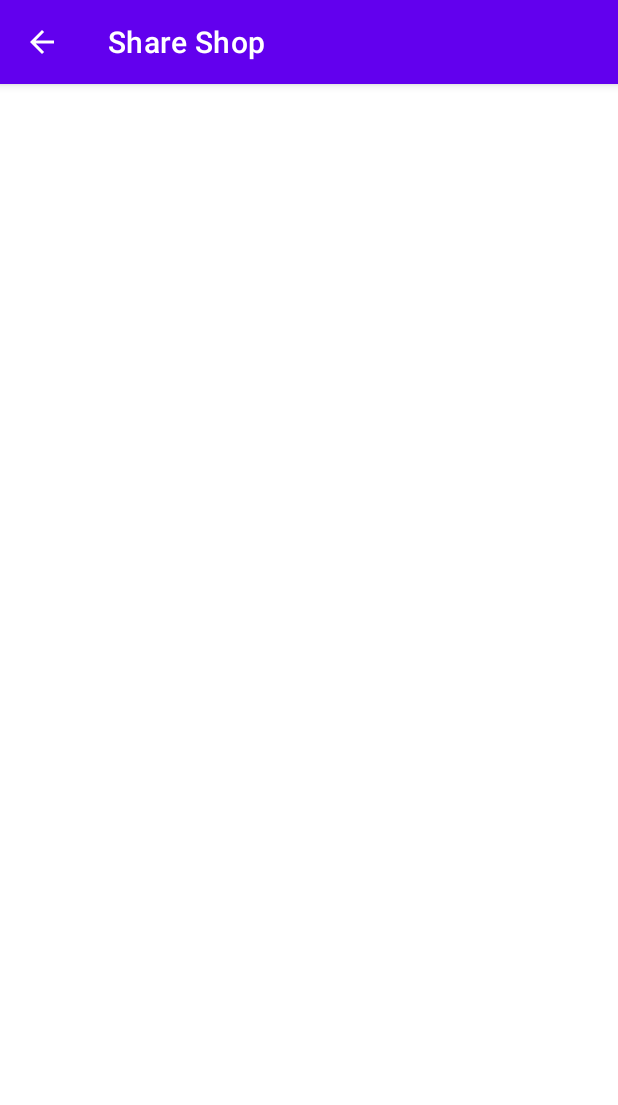
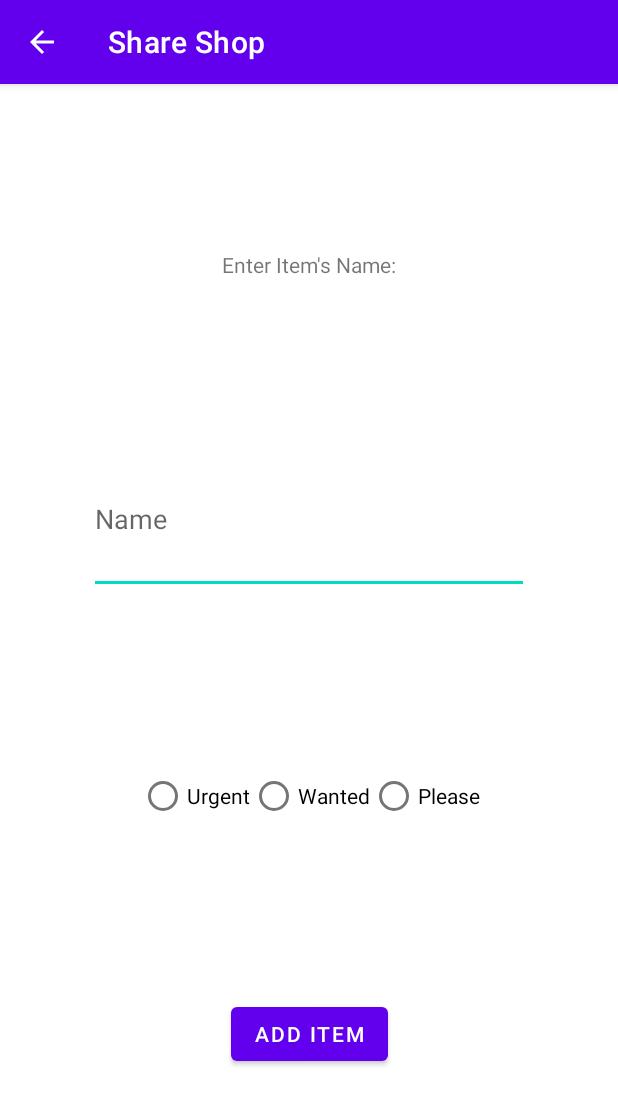
Before and after one commit to zali1205/share-shop-app, an Android app: the MainMenu screen opened directly, with no data from a screen before it, after a tap on "ADD NEW ITEM", on a phone screen of 412 x 824 dp. Shown: the top 1105 px of the screen. Run offline under Robolectric (Android 15) with nearby library versions, the phone set to English and light mode, and no system bars; our stand-ins replace Firebase (no records; nobody signed in at launch, a user with empty details on screens opened directly); libraries missing offline, so code that uses them is left out: com.firebase.ui.

Commit message:
Added email string to Main Menu's Welcome TextView Edited Item POJO - added new constructor for when an unpurchased item is being added Implemented AddNewItemActivity functionality

```diff
--- a/app/src/main/java/edu/uga/cs/shareshop/AddNewItemActivity.java
+++ b/app/src/main/java/edu/uga/cs/shareshop/AddNewItemActivity.java
@@ -1,14 +1,69 @@
 package edu.uga.cs.shareshop;
 
+import androidx.annotation.NonNull;
 import androidx.appcompat.app.AppCompatActivity;
 
 import android.os.Bundle;
+import android.view.View;
+import android.widget.Button;
+import android.widget.EditText;
+import android.widget.RadioButton;
+import android.widget.RadioGroup;
+import android.widget.Toast;
+
+import com.google.android.gms.tasks.OnFailureListener;
+import com.google.android.gms.tasks.OnSuccessListener;
+import com.google.firebase.FirebaseApiNotAvailableException;
+import com.google.firebase.database.DatabaseReference;
+import com.google.firebase.database.FirebaseDatabase;
 
 public class AddNewItemActivity extends AppCompatActivity {
+
+
+    private EditText editTextName;
+    private RadioGroup priorityRadioGroup;
+    private Button addButton;
 
     @Override
     protected void onCreate(Bundle savedInstanceState) {
         super.onCreate(savedInstanceState);
         setContentView(R.layout.activity_add_new_item);
+        editTextName = findViewById(R.id.editTextName);
+        addButton = findViewById(R.id.addButton);
+        priorityRadioGroup = findViewById(R.id.radioGroup);
+        addButton.setOnClickListener(new AddButtonClickListener());
+    }
+
+    private class AddButtonClickListener implements View.OnClickListener {
+        @Override
+        public void onClick(View v) {
+            if (editTextName.getText().equals("") || priorityRadioGroup.getCheckedRadioButtonId() == -1) {
+                Toast.makeText(getApplicationContext(), "Please make sure a name is entered and a priority level is checked.", Toast.LENGTH_SHORT).show();
+                return;
+            } else {
+                String name = editTextName.getText().toString();
+                int selectedId = priorityRadioGroup.getCheckedRadioButtonId();
+                RadioButton radioButton = findViewById(selectedId);
+                String priority = radioButton.getText().toString();
+                final Item item = new Item(name, priority);
+
+                FirebaseDatabase database = FirebaseDatabase.getInstance();
+                DatabaseReference myRef = database.getReference("Items");
+                myRef.push().setValue(item).addOnSuccessListener(new OnSuccessListener<Void>() {
+                    @Override
+                    public void onSuccess(Void unused) {
+                        Toast.makeText(getApplicationContext(), "Item created for " + item.getName(), Toast.LENGTH_SHORT).show();
+                        editTextName.setText("");
+                        priorityRadioGroup.clearCheck();
+                    }
+                }).addOnFailureListener(new OnFailureListener() {
+                    @Override
+                    public void onFailure(@NonNull Exception e) {
+                        Toast.makeText(getApplicationContext(), "Failed to create Item for " + item.getName(), Toast.LENGTH_SHORT).show();
+                    }
+                });
+            }
+        }
+
     }
 }
--- a/app/src/main/java/edu/uga/cs/shareshop/MainMenu.java
+++ b/app/src/main/java/edu/uga/cs/shareshop/MainMenu.java
@@ -13,6 +13,7 @@ import com.firebase.ui.auth.AuthUI;
 import com.google.android.gms.tasks.OnCompleteListener;
 import com.google.android.gms.tasks.Task;
 import com.google.firebase.auth.FirebaseAuth;
+import com.google.firebase.auth.FirebaseUser;
 
 public class MainMenu extends AppCompatActivity {
 
@@ -21,6 +22,7 @@ public class MainMenu extends AppCompatActivity {
     private Button settleUpButton;
     private Button signOutButton;
     private TextView welcomeTextView;
+    private String userEmail;
 
     @Override
     protected void onCreate(Bundle savedInstanceState) {
@@ -35,6 +37,14 @@ public class MainMenu extends AppCompatActivity {
         settleUpButton.setOnClickListener(new SettleUpButtonListener());
         signOutButton = findViewById(R.id.signOutButton);
         signOutButton.setOnClickListener(new SignOutButtonListener());
+        FirebaseUser user = FirebaseAuth.getInstance().getCurrentUser();
+
+        if (user != null) {
+            userEmail = user.getEmail();
+        } else {
+            userEmail = "NaN";
+        }
+        welcomeTextView.setText("Welcome " + userEmail + "!");
     }
 
     private class ViewListButtonListener implements View.OnClickListener {
--- a/app/src/main/res/layout/activity_add_new_item.xml
+++ b/app/src/main/res/layout/activity_add_new_item.xml
@@ -6,4 +6,66 @@
     android:layout_height="match_parent"
     tools:context=".AddNewItemActivity">
 
+    <TextView
+        android:id="@+id/textView"
+        android:layout_width="wrap_content"
+        android:layout_height="wrap_content"
+        android:text="Enter Item's Name:"
+        app:layout_constraintBottom_toTopOf="@+id/editTextName"
+        app:layout_constraintEnd_toEndOf="parent"
+        app:layout_constraintStart_toStartOf="parent"
+        app:layout_constraintTop_toTopOf="parent" />
+
+    <EditText
+        android:id="@+id/editTextName"
+        android:layout_width="293dp"
+        android:layout_height="99dp"
+        android:ems="10"
+        android:hint="Name"
+        android:inputType="textPersonName"
+        app:layout_constraintBottom_toTopOf="@+id/radioGroup"
+        app:layout_constraintEnd_toEndOf="parent"
+        app:layout_constraintStart_toStartOf="parent"
+        app:layout_constraintTop_toBottomOf="@+id/textView" />
+
+    <RadioGroup
+        android:id="@+id/radioGroup"
+        android:layout_width="wrap_content"
+        android:layout_height="wrap_content"
+        android:orientation="horizontal"
+        app:layout_constraintBottom_toTopOf="@+id/addButton"
+        app:layout_constraintEnd_toEndOf="parent"
+        app:layout_constraintStart_toStartOf="parent"
+        app:layout_constraintTop_toBottomOf="@+id/editTextName">
+
+        <RadioButton
+            android:id="@+id/radioButton"
+            android:layout_width="match_parent"
+            android:layout_height="wrap_content"
+            android:text="Urgent" />
+
+        <RadioButton
+            android:id="@+id/radioButton2"
+            android:layout_width="wrap_content"
+            android:layout_height="wrap_content"
+            android:layout_weight="1"
+            android:text="Wanted" />
+
+        <RadioButton
+            android:id="@+id/radioButton3"
+            android:layout_width="wrap_content"
+            android:layout_height="wrap_content"
+            android:layout_weight="1"
+            android:text="Please" />
+    </RadioGroup>
+
+    <Button
+        android:id="@+id/addButton"
+        android:layout_width="wrap_content"
+        android:layout_height="wrap_content"
+        android:text="Add Item"
+        app:layout_constraintBottom_toBottomOf="parent"
+        app:layout_constraintEnd_toEndOf="parent"
+        app:layout_constraintStart_toStartOf="parent"
+        app:layout_constraintTop_toBottomOf="@+id/radioGroup" />
 </androidx.constraintlayout.widget.ConstraintLayout>
--- a/app/src/main/res/layout/activity_view_list.xml
+++ b/app/src/main/res/layout/activity_view_list.xml
@@ -4,6 +4,4 @@
     xmlns:tools="http://schemas.android.com/tools"
     android:layout_width="match_parent"
     android:layout_height="match_parent"
-    tools:context=".ViewListActivity">
-
-</androidx.constraintlayout.widget.ConstraintLayout>
+    tools:context=".ViewListActivity"/>
```
Also changed, not shown: app/src/main/java/edu/uga/cs/shareshop/Item.java (+13 -5 lines), app/src/main/java/edu/uga/cs/shareshop/SettleUpActivity.java (+8 -0 lines).
